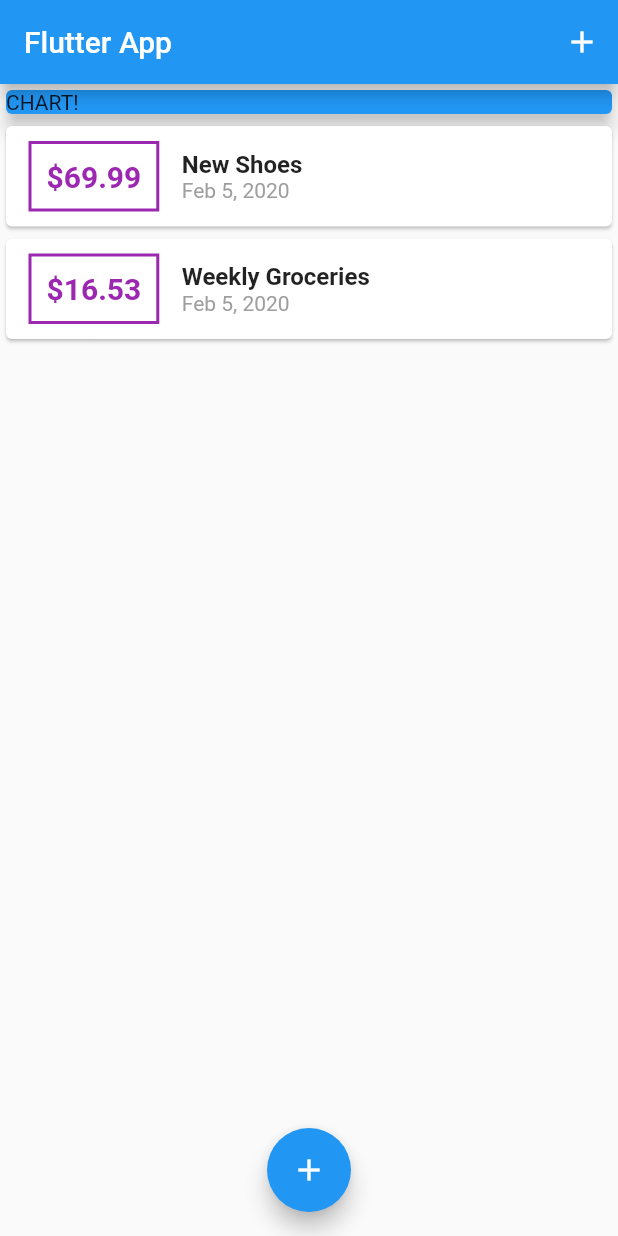
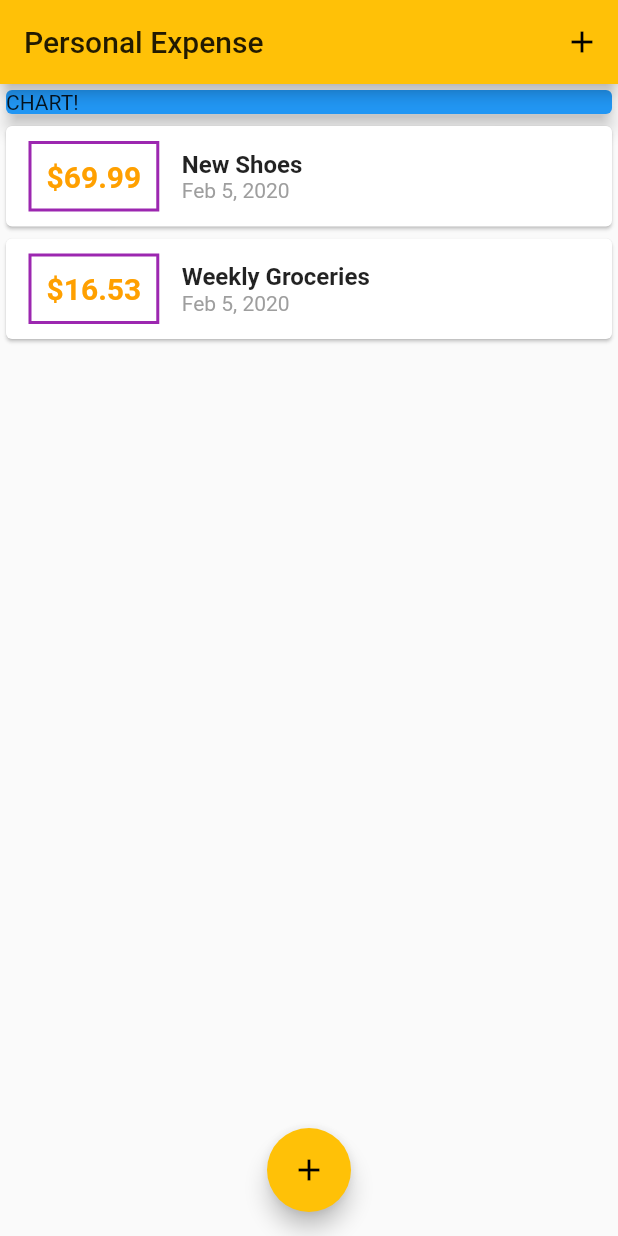
Before and after one commit to damardanan/expense_app, a Flutter app: the screen it shows after launch, on a phone screen of 412 x 824 dp. Run offline on Flutter 3.47's test engine with Material 2 defaults, Android fonts, the phone set to English and light mode, and no system bars.

```diff
--- a/lib/main.dart
+++ b/lib/main.dart
@@ -10,7 +10,10 @@ class MyApp extends StatelessWidget {
   @override
   Widget build(BuildContext context) {
     return MaterialApp(
-      title: 'Flutter App',
+      title: 'Personal Expense',
+      theme: ThemeData(
+        primarySwatch: Colors.amber,
+      ),
       home: MyHomePage(),
     );
   }
@@ -69,7 +72,7 @@ class _MyHomePageState extends State<MyHomePage> {
   Widget build(BuildContext context) {
     return Scaffold(
       appBar: AppBar(
-        title: Text('Flutter App'),
+        title: Text('Personal Expense'),
         actions: <Widget>[
           IconButton(
             icon: Icon(Icons.add),
--- a/lib/widgets/transaction_list.dart
+++ b/lib/widgets/transaction_list.dart
@@ -32,10 +32,11 @@ class TransactionList extends StatelessWidget {
                   child: Text(
                     '\$${transactions[index].amount.toStringAsFixed(2)}',
                     style: TextStyle(
-                      fontWeight: FontWeight.bold,
-                      fontSize: 20,
-                      color: Colors.purple,
-                    ),
+                        fontWeight: FontWeight.bold,
+                        fontSize: 20,
+                        color: Theme.of(context).primaryColorDark
+                        // color: Colors.purple,
+                        ),
                   ),
                 ),
                 Column(
```
Also changed, not shown: assets/fonts/OpenSans-Bold.ttf (added), assets/fonts/OpenSans-Regular.ttf (added), assets/fonts/Quicksand-Bold.ttf (added), assets/fonts/Quicksand-Light.ttf (added), assets/fonts/Quicksand-Medium.ttf (added), assets/fonts/Quicksand-Regular.ttf (added).
